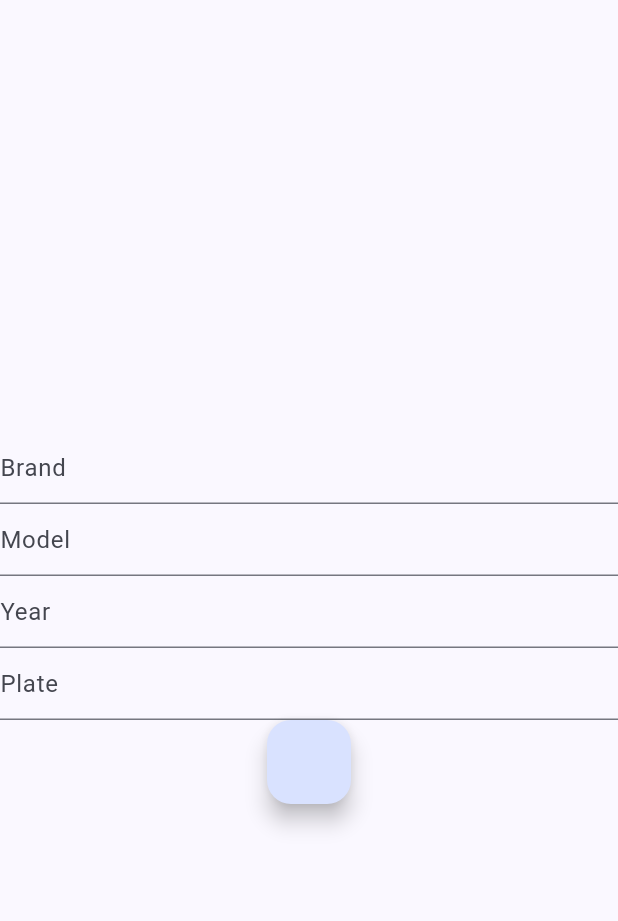
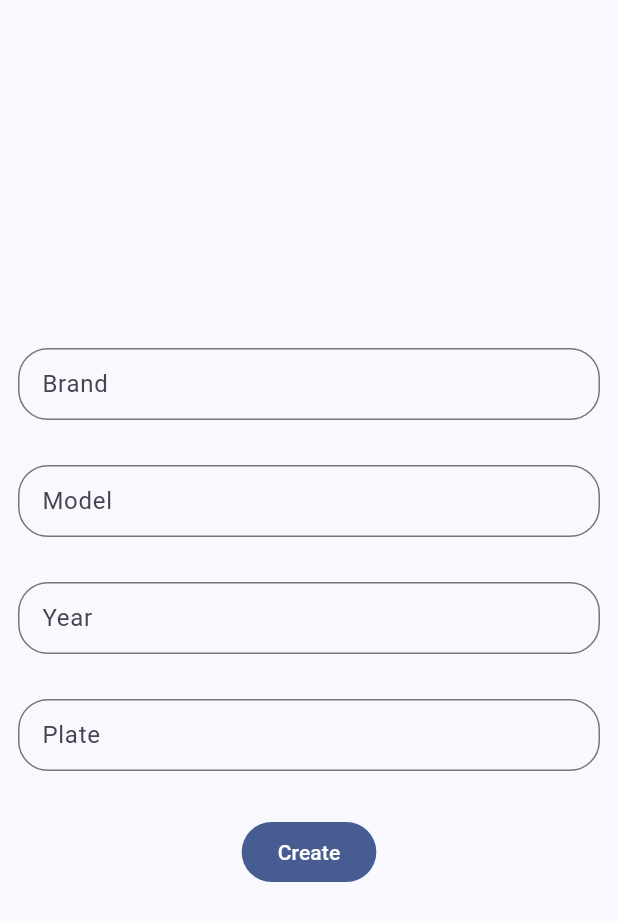
Before and after one commit to LynxLynxx/Carlog, a Flutter app: the ComplexAddCarView screen opened directly, on a phone screen of 412 x 824 dp. Shown: the top 921 px of the screen. Run offline on Flutter 3.47's test engine with Material 3 defaults, Android fonts, the phone set to English and light mode, and no system bars; our stand-ins replace auto_size_text, bloc, cloud_firestore, connectivity_plus, dartz, dots_indicator and 13 more; missing offline and left inert: star_menu; accounts and stored records are empty; generated files the repository leaves out were written again.

Commit message:
complex add car initial ui

```diff
--- /dev/null
+++ b/lib/core/addons/response_status.dart
@@ -0,0 +1,13 @@
+enum ResponseStatus { initial, inProgress, success, failure, canceled }
+
+extension ResponseStatusExtension on ResponseStatus {
+  bool get isInitial => this == ResponseStatus.initial;
+
+  bool get isInProgress => this == ResponseStatus.inProgress;
+
+  bool get isSuccess => this == ResponseStatus.success;
+
+  bool get isFailure => this == ResponseStatus.failure;
+
+  bool get isCanceled => this == ResponseStatus.canceled;
+}
--- a/lib/features/dashboard_features/cars/presentation/pages/add_car_page.dart
+++ b/lib/features/dashboard_features/cars/presentation/pages/add_car_page.dart
@@ -2,7 +2,7 @@ import 'package:carlog/core/constants/animations.dart';
 import 'package:carlog/core/constants/jsons.dart';
 import 'package:carlog/core/constants/paddings.dart';
 import 'package:carlog/core/theme/styles/text_styles.dart';
-import 'package:carlog/features/dashboard_features/cars/presentation/pages/bloc/basic_add_car/basic_add_car_bloc.dart';
+import 'package:carlog/features/dashboard_features/cars/presentation/bloc/basic_add_car/basic_add_car_bloc.dart';
 import 'package:carlog/features/dashboard_features/cars/domain/entities/car_entity.dart';
 import 'package:flutter/material.dart';
 import 'package:flutter_bloc/flutter_bloc.dart';
--- a/lib/features/dashboard_features/cars/presentation/pages/complex_add_car_page.dart
+++ b/lib/features/dashboard_features/cars/presentation/pages/complex_add_car_page.dart
@@ -1,6 +1,6 @@
-import 'package:carlog/features/dashboard_features/cars/presentation/pages/bloc/add_car/add_car_bloc.dart';
+import 'package:carlog/features/dashboard_features/cars/presentation/bloc/add_car/add_car_bloc.dart';
+import 'package:carlog/features/dashboard_features/cars/presentation/widgets/complex_add_car_form_widget.dart';
 import 'package:flutter/material.dart';
-import 'package:flutter/services.dart';
 import 'package:flutter_bloc/flutter_bloc.dart';
 
 class ComplexAddCarPage extends StatelessWidget {
@@ -20,39 +20,10 @@ class ComplexAddCarView extends StatelessWidget {
 
   @override
   Widget build(BuildContext context) {
-    return Scaffold(
-      body: Column(
-        mainAxisAlignment: MainAxisAlignment.center,
-        children: [
-          TextField(
-            decoration: const InputDecoration(hintText: "Brand"),
-            onChanged: (value) =>
-                context.read<AddCarBloc>().add(AddCarEvent.brandChanged(value)),
-          ),
-          TextField(
-            decoration: const InputDecoration(hintText: "Model"),
-            onChanged: (value) =>
-                context.read<AddCarBloc>().add(AddCarEvent.modelChanged(value)),
-          ),
-          TextFormField(
-            decoration: const InputDecoration(hintText: "Year"),
-            inputFormatters: [
-              FilteringTextInputFormatter.digitsOnly,
-            ],
-            keyboardType: TextInputType.number,
-            onChanged: (value) =>
-                context.read<AddCarBloc>().add(AddCarEvent.yearChanged(value)),
-          ),
-          TextField(
-            decoration: const InputDecoration(hintText: "Plate"),
-            onChanged: (value) =>
-                context.read<AddCarBloc>().add(AddCarEvent.plateChanged(value)),
-          ),
-          FloatingActionButton(
-              onPressed: () => context
-                  .read<AddCarBloc>()
-                  .add(const AddCarEvent.addCarSubmitted())),
-        ],
+    return const Scaffold(
+      body: Padding(
+        padding: EdgeInsets.all(12.0),
+        child: ComplexAddCarFormWidget(),
       ),
     );
   }
--- /dev/null
+++ b/lib/features/dashboard_features/cars/presentation/widgets/complex_add_car_form_widget.dart
@@ -0,0 +1,136 @@
+import 'package:carlog/core/router/routes_constants.dart';
+import 'package:carlog/core/theme/styles/input_styles.dart';
+import 'package:carlog/features/dashboard_features/cars/presentation/bloc/add_car/add_car_bloc.dart';
+import 'package:flutter/material.dart';
+import 'package:flutter/services.dart';
+import 'package:flutter_bloc/flutter_bloc.dart';
+import 'package:formz/formz.dart';
+import 'package:go_router/go_router.dart';
+
+class ComplexAddCarFormWidget extends StatefulWidget {
+  const ComplexAddCarFormWidget({
+    super.key,
+  });
+
+  @override
+  State<ComplexAddCarFormWidget> createState() =>
+      _ComplexAddCarFormWidgetState();
+}
+
+class _ComplexAddCarFormWidgetState extends State<ComplexAddCarFormWidget> {
+  FocusNode f1 = FocusNode();
+  FocusNode f2 = FocusNode();
+  FocusNode f3 = FocusNode();
+  FocusNode f4 = FocusNode();
+
+  @override
+  Widget build(BuildContext context) {
+    return BlocConsumer<AddCarBloc, AddCarState>(
+      listener: (context, state) {
+        if (state.status.isInProgress) {
+          context.go(RoutesK.loading);
+        }
+      },
+      builder: (context, state) {
+        final bloc = context.read<AddCarBloc>();
+        return Column(
+          mainAxisAlignment: MainAxisAlignment.center,
+          children: [
+            TextFormField(
+              key: const Key("brand_field"),
+              autocorrect: false,
+              decoration: authTextFormFieldInputDecoration(
+                  context, bloc.state.brandEntity.displayError, "Brand",
+                  errorMaxLine: 2),
+              textInputAction: TextInputAction.go,
+              focusNode: f1,
+              onEditingComplete: () {
+                f1.unfocus();
+                FocusScope.of(context).requestFocus(f2);
+              },
+              onChanged: (value) => context
+                  .read<AddCarBloc>()
+                  .add(AddCarEvent.brandChanged(value)),
+            ),
+            const SizedBox(
+              height: 30,
+            ),
+            TextFormField(
+              key: const Key("model_field"),
+              autocorrect: false,
+              decoration: authTextFormFieldInputDecoration(
+                context,
+                bloc.state.modelEntity.displayError,
+                "Model",
+                errorMaxLine: 2,
+              ),
+              textInputAction: TextInputAction.go,
+              focusNode: f2,
+              onEditingComplete: () {
+                f2.unfocus();
+                FocusScope.of(context).requestFocus(f3);
+              },
+              onChanged: (value) => context
+                  .read<AddCarBloc>()
+                  .add(AddCarEvent.modelChanged(value)),
+            ),
+            const SizedBox(
+              height: 30,
+            ),
+            TextFormField(
+              key: const Key("year_field"),
+              autocorrect: false,
+              decoration: authTextFormFieldInputDecoration(
+                context,
+                bloc.state.yearEntity.displayError,
+                "Year",
+                errorMaxLine: 2,
+              ),
+              inputFormatters: [FilteringTextInputFormatter.digitsOnly],
+              textInputAction: TextInputAction.go,
+              focusNode: f3,
+              keyboardType: TextInputType.number,
+              onEditingComplete: () {
+                f3.unfocus();
+                FocusScope.of(context).requestFocus(f4);
+              },
+              onChanged: (value) => context
+                  .read<AddCarBloc>()
+                  .add(AddCarEvent.yearChanged(value)),
+            ),
+            const SizedBox(
+              height: 30,
+            ),
+            TextFormField(
+              key: const Key("plate_field"),
+              autocorrect: false,
+              decoration: authTextFormFieldInputDecoration(
+                  context, bloc.state.plateEntity.displayError, "Plate",
+                  errorMaxLine: 2),
+              textInputAction: TextInputAction.go,
+              focusNode: f4,
+              onEditingComplete: () {
+                f4.unfocus();
+                context
+                    .read<AddCarBloc>()
+                    .add(const AddCarEvent.addCarSubmitted());
+              },
+              onChanged: (value) => context
+                  .read<AddCarBloc>()
+                  .add(AddCarEvent.plateChanged(value)),
+            ),
+            const SizedBox(
+              height: 30,
+            ),
+            FilledButton(
+              onPressed: () => context
+                  .read<AddCarBloc>()
+                  .add(const AddCarEvent.addCarSubmitted()),
+              child: const Text("Create"),
+            ),
+          ],
+        );
+      },
+    );
+  }
+}
```
Also changed, not shown: lib/features/dashboard_features/cars/presentation/bloc/add_car/add_car_bloc.dart (renamed from lib/features/dashboard_features/cars/presentation/pages/bloc/add_car/add_car_bloc.dart), lib/features/dashboard_features/cars/presentation/bloc/add_car/add_car_event.dart (renamed from lib/features/dashboard_features/cars/presentation/pages/bloc/add_car/add_car_event.dart), lib/features/dashboard_features/cars/presentation/bloc/add_car/add_car_state.dart (renamed from lib/features/dashboard_features/cars/presentation/pages/bloc/add_car/add_car_state.dart), lib/features/dashboard_features/cars/presentation/bloc/basic_add_car/basic_add_car_bloc.dart (renamed from lib/features/dashboard_features/cars/presentation/pages/bloc/basic_add_car/basic_add_car_bloc.dart), lib/features/dashboard_features/cars/presentation/bloc/basic_add_car/basic_add_car_event.dart (renamed from lib/features/dashboard_features/cars/presentation/pages/bloc/basic_add_car/basic_add_car_event.dart), lib/features/dashboard_features/cars/presentation/bloc/basic_add_car/basic_add_car_state.dart (renamed from lib/features/dashboard_features/cars/presentation/pages/bloc/basic_add_car/basic_add_car_state.dart), lib/features/dashboard_features/cars/presentation/bloc/cars/cars_bloc.dart (renamed from lib/features/dashboard_features/cars/presentation/pages/bloc/cars/cars_bloc.dart), lib/features/dashboard_features/cars/presentation/bloc/cars/cars_event.dart (renamed from lib/features/dashboard_features/cars/presentation/pages/bloc/cars/cars_event.dart), lib/features/dashboard_features/cars/presentation/bloc/cars/cars_state.dart (renamed from lib/features/dashboard_features/cars/presentation/pages/bloc/cars/cars_state.dart).
